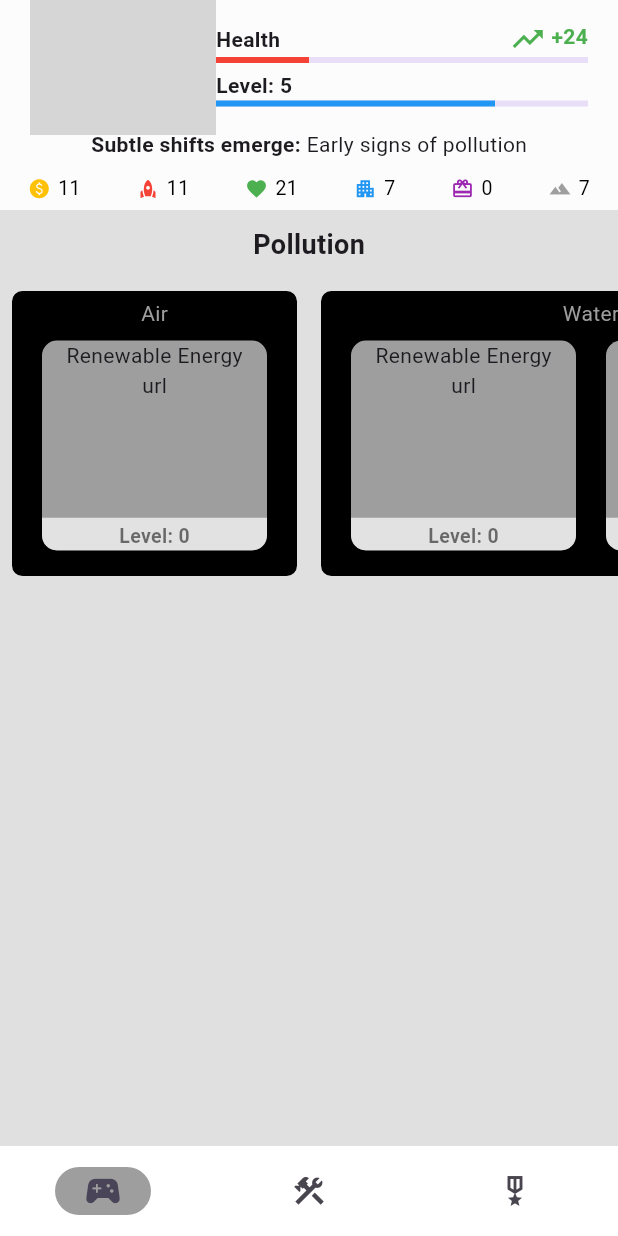
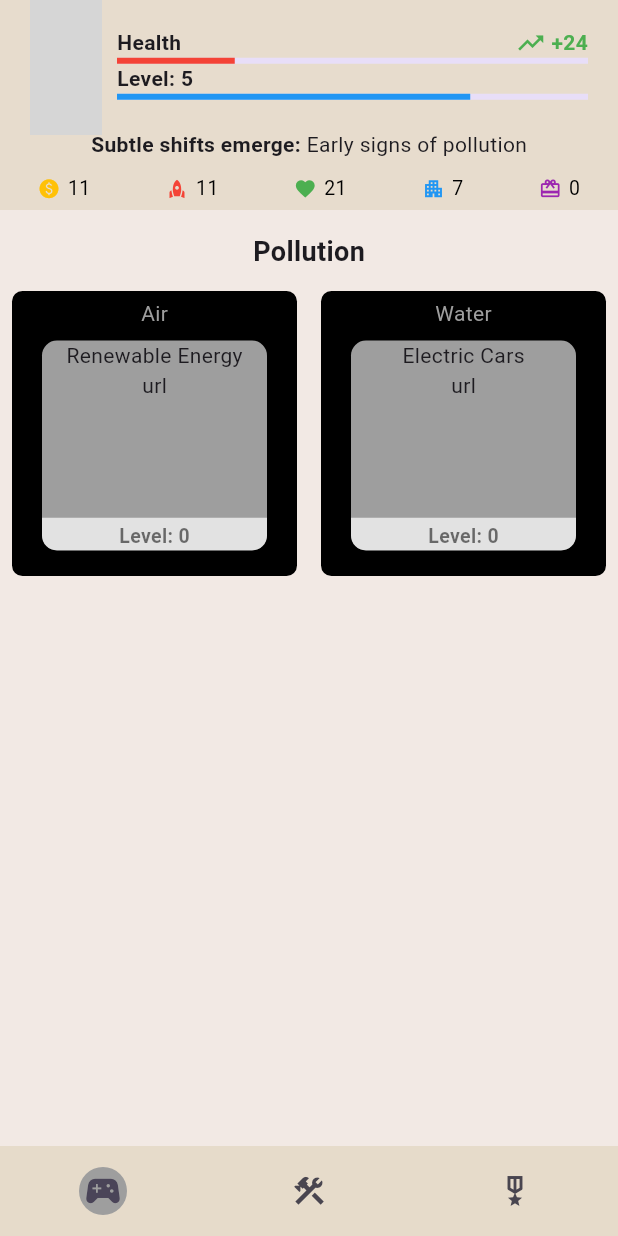
Before and after one commit to chenkuochou/mother_earth, a Flutter app: the screen it shows after launch, on a phone screen of 412 x 824 dp. Run offline on Flutter 3.47's test engine with Material 3 defaults, Android fonts, the phone set to English and light mode, and no system bars; our stand-ins replace flutter_riverpod, google_fonts, lottie; network calls fail; grey boxes are pictures that could not be loaded.

Commit message:
progress refactor

```diff
--- a/lib/data/solution_date.dart
+++ b/lib/data/solution_date.dart
@@ -16,7 +16,8 @@ final SolutionModel airEV = SolutionModel(
   title: 'Electric Cars',
   duration: const Duration(seconds: 10),
   gains: 1.5,
-  assetUrl: 'assetUrl',
+  assetUrl:
+      'https://dotown.maeda-design-room.net/wp-content/uploads/2022/01/vehicle_truck_02.png',
   requiredSolution: {airRenewableEnergy: 1},
   outputs: {pollution: 1},
 );
--- a/lib/layout/app_bar_bottom.dart
+++ b/lib/layout/app_bar_bottom.dart
@@ -72,13 +72,13 @@ class AppBarBottom extends ConsumerWidget {
                     size: iconSize,
                   ),
                   0),
-              singleIssue(
-                  Icon(
-                    Icons.landscape,
-                    color: Colors.grey,
-                    size: iconSize,
-                  ),
-                  7),
+              // singleIssue(
+              //     Icon(
+              //       Icons.landscape,
+              //       color: Colors.grey,
+              //       size: iconSize,
+              //     ),
+              //     7),
             ],
           ),
         ],
--- a/lib/layout/app_bar_flexible.dart
+++ b/lib/layout/app_bar_flexible.dart
@@ -14,9 +14,7 @@ class AppBarFlexible extends ConsumerWidget {
         child: Row(
           mainAxisAlignment: MainAxisAlignment.spaceBetween,
           children: [
-            Flexible(
-              flex: 1,
-              child: ShaderMask(
+            ShaderMask(
               blendMode: BlendMode.dstIn,
               shaderCallback: (Rect bounds) {
                 return RadialGradient(
@@ -31,8 +29,11 @@ class AppBarFlexible extends ConsumerWidget {
                   fit: BoxFit.contain,
                   alignment: Alignment.center),
             ),
-            ),
-            Flexible(flex: 2, child: health()),
+            Expanded(
+                child: Padding(
+              padding: const EdgeInsets.only(left: 10),
+              child: healthAndLevel(),
+            )),
             // const Flexible(flex: 1, child: Text('data')),
           ],
         ),
@@ -40,7 +41,7 @@ class AppBarFlexible extends ConsumerWidget {
     );
   }
 
-  Widget health() => Column(
+  Widget healthAndLevel() => Column(
         mainAxisAlignment: MainAxisAlignment.center,
         children: [
           Column(
@@ -52,8 +53,16 @@ class AppBarFlexible extends ConsumerWidget {
                   myText('Health', bold: true),
                   Wrap(
                     children: [
-                      const Icon(Icons.trending_up, color: Colors.green),
-                      myText(' +24', bold: true, color: Colors.green),
+                      const Icon(
+                        Icons.trending_up,
+                        color: Colors.green,
+                        size: 20,
+                      ),
+                      myText(
+                        ' +24',
+                        bold: true,
+                        color: Colors.green,
+                      ),
                     ],
                   ),
                 ],
@@ -64,7 +73,7 @@ class AppBarFlexible extends ConsumerWidget {
               )
             ],
           ),
-          const SizedBox(height: 5),
+          // const SizedBox(height: 5),
           Column(
             crossAxisAlignment: CrossAxisAlignment.start,
             children: [
--- a/lib/layout/layout_page.dart
+++ b/lib/layout/layout_page.dart
@@ -17,11 +17,11 @@ class _LayoutPageState extends State<LayoutPage> {
   @override
   Widget build(BuildContext context) {
     return Scaffold(
-      // backgroundColor: Colors.white,
       extendBody: true,
       extendBodyBehindAppBar: true,
-      appBar: AppBar(
-        backgroundColor: Colors.white.withOpacity(0.9),
+      appBar: pageIndex != 2
+          ? AppBar(
+              backgroundColor: const Color(0xFFE6DBCA).withOpacity(0.9),
               // elevation: 0,
               scrolledUnderElevation: 0,
               flexibleSpace: const AppBarFlexible(),
@@ -38,7 +38,8 @@ class _LayoutPageState extends State<LayoutPage> {
                 preferredSize: Size.fromHeight(20),
                 child: AppBarBottom(),
               ),
-      ),
+            )
+          : null,
       body: IndexedStack(
         index: pageIndex,
         children: const [
@@ -51,11 +52,13 @@ class _LayoutPageState extends State<LayoutPage> {
           ),
         ],
       ),
-      bottomNavigationBar: SafeArea(
-        child: NavigationBar(
+      bottomNavigationBar: NavigationBar(
+        overlayColor: MaterialStateProperty.all(Colors.transparent),
+        elevation: 0,
         height: 60,
-          backgroundColor: Colors.white,
+        backgroundColor: const Color(0xFFE6DBCA),
         indicatorColor: Colors.grey,
+        indicatorShape: const CircleBorder(),
         labelBehavior: NavigationDestinationLabelBehavior.alwaysHide,
         onDestinationSelected: (int index) {
           HapticFeedback.selectionClick();
@@ -86,7 +89,6 @@ class _LayoutPageState extends State<LayoutPage> {
           ),
         ],
       ),
-      ),
     );
   }
 }
--- a/lib/page/challenge_page.dart
+++ b/lib/page/challenge_page.dart
@@ -1,7 +1,7 @@
 import 'package:flutter/material.dart';
 import 'package:flutter_riverpod/flutter_riverpod.dart';
 import 'package:mother_earth/app/my_text.dart';
-import 'package:mother_earth/page/progress/slider_container.dart';
+import 'package:mother_earth/page/progress/progress_slider.dart';
 import 'package:mother_earth/providers/solution_provider.dart';
 
 class ChallengePage extends ConsumerWidget {
@@ -11,19 +11,21 @@ class ChallengePage extends ConsumerWidget {
   Widget build(BuildContext context, WidgetRef ref) {
     return LayoutBuilder(
       builder: (BuildContext context, BoxConstraints constraints) => Container(
-        color: Colors.grey[300],
+        color: const Color(0xFFE6DBCA).withOpacity(0.5),
         child: ListView(
           children: [
             Padding(
-              padding: const EdgeInsets.symmetric(vertical: 10),
+              padding: const EdgeInsets.only(top: 15, bottom: 5),
               child: Center(child: myText('Pollution', size: 18, bold: true)),
             ),
-            SliderContainer(
+            ProgressSlider(
               groupList: [
                 ref.read(pollutionProvider).sublist(0, 1),
-                ref.read(pollutionProvider)
+                ref.read(pollutionProvider).sublist(1, 2),
               ],
               constraints: constraints,
+              listenable: pollutionProvider,
+              notifier: pollutionProvider.notifier,
             ),
           ],
         ),
--- a/lib/page/progress/progress_bar.dart
+++ b/lib/page/progress/progress_bar.dart
@@ -3,14 +3,14 @@ import 'package:flutter_riverpod/flutter_riverpod.dart';
 
 class ProgressBar extends ConsumerStatefulWidget {
   const ProgressBar(
-    this.index,
     this.listenable,
-    this.notifier, {
+    this.notifier,
+    this.index, {
     Key? key,
   }) : super(key: key);
-  final int index;
   final ProviderListenable listenable;
   final ProviderListenable notifier;
+  final int index;
 
   @override
   ConsumerState createState() => _ProgressBarState();
--- /dev/null
+++ b/lib/page/progress/progress_card.dart
@@ -0,0 +1,35 @@
+import 'package:flutter/material.dart';
+import 'package:flutter_riverpod/flutter_riverpod.dart';
+import 'package:mother_earth/page/progress/progress_bar.dart';
+
+class ProgressCard extends ConsumerWidget {
+  const ProgressCard(this.listenable, this.notifier, this.index, {super.key});
+  final ProviderListenable listenable;
+  final ProviderListenable notifier;
+  final int index;
+
+  @override
+  Widget build(BuildContext context, WidgetRef ref) {
+    return LayoutBuilder(
+      builder: (_, constraints) => Container(
+        decoration: BoxDecoration(
+          color: Colors.grey,
+          borderRadius: BorderRadius.circular(10),
+          // border: Border.all(
+          //     color: Colors.greenAccent,
+          //     width: 3,
+          //     strokeAlign: BorderSide.strokeAlignOutside),
+        ),
+        width: 150,
+        child: Column(
+          mainAxisAlignment: MainAxisAlignment.spaceBetween,
+          children: [
+            Text(ref.read(listenable)[index].title),
+            const Expanded(child: Text('url')),
+            ProgressBar(listenable, notifier, index)
+          ],
+        ),
+      ),
+    );
+  }
+}
--- /dev/null
+++ b/lib/page/progress/progress_group.dart
@@ -0,0 +1,58 @@
+import 'package:flutter/material.dart';
+import 'package:flutter_riverpod/flutter_riverpod.dart';
+import 'package:mother_earth/page/progress/progress_bar.dart';
+
+class ProgressGroup extends StatelessWidget {
+  const ProgressGroup({
+    super.key,
+    required this.list,
+    required this.previousItems,
+    required this.listenable,
+    required this.notifier,
+  });
+  final List list;
+  final int previousItems;
+  final ProviderListenable listenable;
+  final ProviderListenable notifier;
+
+  @override
+  Widget build(BuildContext context) {
+    return ListView.builder(
+      scrollDirection: Axis.horizontal,
+      padding: const EdgeInsets.only(left: 10, right: 10, top: 8, bottom: 17),
+      itemCount: list.length,
+      itemBuilder: (context, index) {
+        return Padding(
+          padding: const EdgeInsets.symmetric(horizontal: 10),
+          child: progressCard(list[index].title, index),
+        );
+      },
+      shrinkWrap: true,
+    );
+  }
+
+  Widget progressCard(String title, int index) {
+    return LayoutBuilder(
+      builder: (_, constraints) => Container(
+        decoration: BoxDecoration(
+          color: Colors.grey,
+          borderRadius: BorderRadius.circular(10),
+          // border: Border.all(
+          //     color: Colors.greenAccent,
+          //     width: 3,
+          //     strokeAlign: BorderSide.strokeAlignOutside),
+        ),
+        width: 150,
+        child: Column(
+          mainAxisAlignment: MainAxisAlignment.spaceBetween,
+          children: [
+            Text(title),
+            const Expanded(child: Text('url')),
+            ProgressBar(listenable, notifier,
+                previousItems + index)
+          ],
+        ),
+      ),
+    );
+  }
+}
--- a/lib/page/progress/progress_slider.dart
+++ b/lib/page/progress/progress_slider.dart
@@ -1,47 +1,78 @@
 import 'package:flutter/material.dart';
-import 'package:mother_earth/page/progress/progress_bar.dart';
+import 'package:flutter_riverpod/flutter_riverpod.dart';
+import 'package:mother_earth/model/progress_model.dart';
+import 'package:mother_earth/page/progress/progress_group.dart';
 import 'package:mother_earth/providers/solution_provider.dart';
 
 class ProgressSlider extends StatelessWidget {
-  const ProgressSlider({super.key, required this.list});
-  final List list;
+  const ProgressSlider({
+    super.key,
+    required this.groupList,
+    required this.constraints,
+    required this.listenable,
+    required this.notifier,
+  });
+
+  final List<List<SolutionModel>> groupList;
+  final BoxConstraints constraints;
+  final ProviderListenable listenable;
+  final ProviderListenable notifier;
+
   @override
   Widget build(BuildContext context) {
-    return ListView.builder(
-      scrollDirection: Axis.horizontal,
-      padding: const EdgeInsets.only(left: 10, right: 10, top: 8, bottom: 17),
-      itemCount: list.length,
-      itemBuilder: (context, index) {
-        return Padding(
-          padding: const EdgeInsets.symmetric(horizontal: 10),
-          child: progressCard(list[index].title, index),
-        );
-      },
-      shrinkWrap: true,
+    final double bgHeight = constraints.maxHeight * 0.25;
+    const double groupPadding = 8;
+    const double groupTitleHeight = 20;
+    const double groupTitleTopPadding = 5;
+    final double progressSliderHeight =
+        bgHeight - groupPadding * 2 - groupTitleHeight - groupTitleTopPadding;
+
+    return SizedBox(
+      // color: const Color(0xFFE6DBCA).withOpacity(0.5),
+      height: bgHeight,
+      child: ListView.builder(
+        scrollDirection: Axis.horizontal,
+        itemCount: groupList.length,
+        itemBuilder: (_, index) => Padding(
+          padding: const EdgeInsets.all(groupPadding),
+          child: Container(
+              decoration: BoxDecoration(
+                borderRadius: BorderRadius.circular(7),
+                color: Colors.black,
+              ),
+              // width: 350,
+              child: Column(
+                mainAxisAlignment: MainAxisAlignment.spaceEvenly,
+                children: [
+                  Container(
+                    margin: const EdgeInsets.only(top: groupTitleTopPadding),
+                    height: groupTitleHeight,
+                    // width: 20,
+                    child: Text(['Air', 'Water'][index],
+                        style: const TextStyle(
+                          color: Colors.grey,
+                        )),
+                  ),
+                  SizedBox(
+                      height: progressSliderHeight,
+                      child: ProgressGroup(
+                        list: groupList[index],
+                        previousItems: countPreviousItems(index),
+                        listenable: listenable,
+                        notifier: notifier,
+                      )),
+                ],
+              )),
+        ),
+      ),
     );
   }
+
+  int countPreviousItems(int index) {
+    int count = 0;
+    for (int i = 0; i < index; i++) {
+      count += groupList[i].length;
+    }
+    return count;
+  }
 }
-
-Widget progressCard(String title, int index) {
-  return LayoutBuilder(builder: (_, constraints) {
-    return Container(
-      decoration: BoxDecoration(
-        color: Colors.grey,
-        borderRadius: BorderRadius.circular(10),
-        // border: Border.all(
-        //     color: Colors.greenAccent,
-        //     width: 3,
-        //     strokeAlign: BorderSide.strokeAlignOutside),
-      ),
-      width: 150,
-      child: Column(
-        mainAxisAlignment: MainAxisAlignment.spaceBetween,
-        children: [
-          Text(title),
-          const Expanded(child: Text('url')),
-          ProgressBar(index, pollutionProvider, pollutionProvider.notifier)
-        ],
-      ),
-    );
-  });
-}
--- a/lib/page/progress/slider_container.dart
+++ /dev/null
@@ -1,56 +0,0 @@
-import 'package:flutter/material.dart';
-import 'package:mother_earth/model/progress_model.dart';
-import 'package:mother_earth/page/progress/progress_slider.dart';
-
-class SliderContainer extends StatelessWidget {
-  const SliderContainer(
-      {super.key, required this.groupList, required this.constraints});
-
-  final List<List<SolutionModel>> groupList;
-  final BoxConstraints constraints;
-
-  @override
-  Widget build(BuildContext context) {
-    final double bgHeight = constraints.maxHeight * 0.25;
-    const double groupPadding = 8;
-    const double groupTitleHeight = 20;
-    const double groupTitleTopPadding = 5;
-    final double progressSliderHeight =
-        bgHeight - groupPadding * 2 - groupTitleHeight - groupTitleTopPadding;
-
-    return SizedBox(
-      // color: Colors.grey[300],
-      height: bgHeight,
-      child: ListView.builder(
-        scrollDirection: Axis.horizontal,
-        itemCount: groupList.length,
-        itemBuilder: (_, index) => Padding(
-          padding: const EdgeInsets.all(groupPadding),
-          child: Container(
-              decoration: BoxDecoration(
-                borderRadius: BorderRadius.circular(7),
-                color: Colors.black,
-              ),
-              // width: 350,
-              child: Column(
-                mainAxisAlignment: MainAxisAlignment.spaceEvenly,
-                children: [
-                  Container(
-                    margin: const EdgeInsets.only(top: groupTitleTopPadding),
-                    height: groupTitleHeight,
-                    // width: 20,
-                    child: Text(['Air', 'Water'][index],
-                        style: const TextStyle(
-                          color: Colors.grey,
-                        )),
-                  ),
-                  SizedBox(
-                      height: progressSliderHeight,
-                      child: ProgressSlider(list: groupList[index])),
-                ],
-              )),
-        ),
-      ),
-    );
-  }
-}
```
Lines whose indentation alone changed are shown as unchanged.
